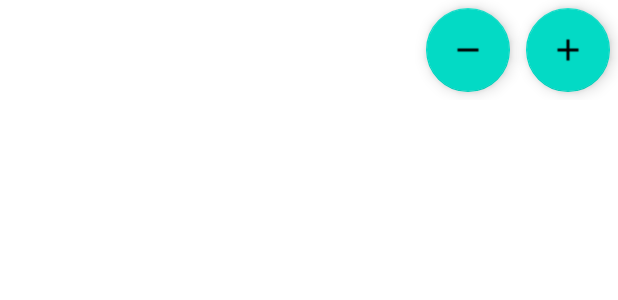
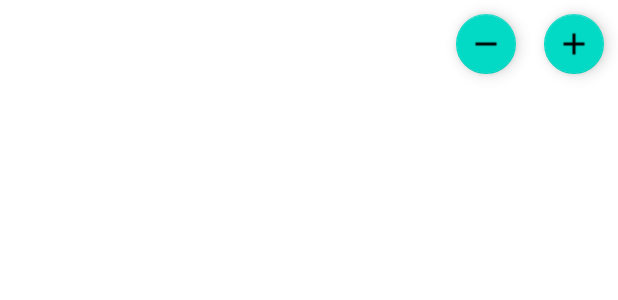
Before and after one commit to VioladiN/Debtor, an Android app: the layout recyclerview_row_list.xml on its own in the app's theme, with its tools: preview values and no code run, on a phone screen of 412 x 824 dp. Shown: the top 300 px of the screen. Run offline under Robolectric (Android 15) with nearby library versions, the phone set to English and light mode, and no system bars.

Commit message:
Changed size of the text and bottoms of the first fragment

```diff
--- a/app/src/main/res/layout/recyclerview_row_list.xml
+++ b/app/src/main/res/layout/recyclerview_row_list.xml
@@ -1,5 +1,6 @@
 <?xml version="1.0" encoding="utf-8"?>
-<layout xmlns:android="http://schemas.android.com/apk/res/android">
+<layout xmlns:android="http://schemas.android.com/apk/res/android"
+    xmlns:app="http://schemas.android.com/apk/res-auto">
 
     <data>
 
@@ -15,14 +16,15 @@
             android:layout_width="0dp"
             android:layout_height="wrap_content"
             android:layout_gravity="center"
-            android:textSize="20sp"
+            android:textSize="15sp"
+            android:maxLength="15"
             android:layout_weight="1"
             android:text="" />
 
         <TextView
             android:id="@+id/tv_dept"
             android:layout_width="0dp"
-            android:textSize="20sp"
+            android:textSize="15sp"
             android:layout_height="wrap_content"
             android:layout_gravity="center"
             android:layout_margin="5dp"
@@ -32,6 +34,7 @@
 
         <com.google.android.material.floatingactionbutton.FloatingActionButton
             android:id="@+id/fab_remove"
+            app:fabSize="mini"
             android:layout_width="wrap_content"
             android:layout_height="wrap_content"
             android:layout_margin="5dp"
@@ -42,6 +45,7 @@
             android:id="@+id/fab_add"
             android:layout_width="wrap_content"
             android:layout_height="wrap_content"
+            app:fabSize="mini"
             android:layout_margin="5dp"
             android:src="@drawable/icon_plus" />
 
```
